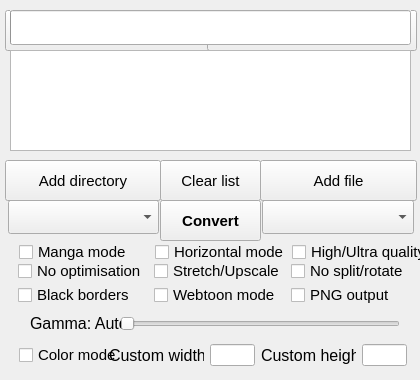
Above: KCC-OSX.ui from ciromattia/kcc before the change. Below: the same form after it.
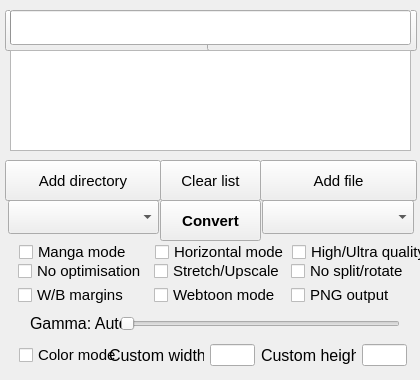
That is the form after the change. Icons and pictures are not drawn.

Commit message: Margins color detection now handles every file

Diff of the .ui file:
```diff
--- a/KCC-OSX.ui
+++ b/KCC-OSX.ui
@@ -148,7 +148,10 @@
         <string>&lt;html&gt;&lt;head/&gt;&lt;body&gt;&lt;p&gt;&lt;span style=&quot; font-size:12pt;&quot;&gt;Fill space around images with black color.&lt;/span&gt;&lt;/p&gt;&lt;/body&gt;&lt;/html&gt;</string>
        </property>
        <property name="text">
-        <string>Black borders</string>
+        <string>W/B margins</string>
+       </property>
+       <property name="tristate">
+        <bool>true</bool>
        </property>
       </widget>
      </item>
```
Left out of the diff: 2 changed lines with no effect on the pictures. The commit also changes 7 other files.
